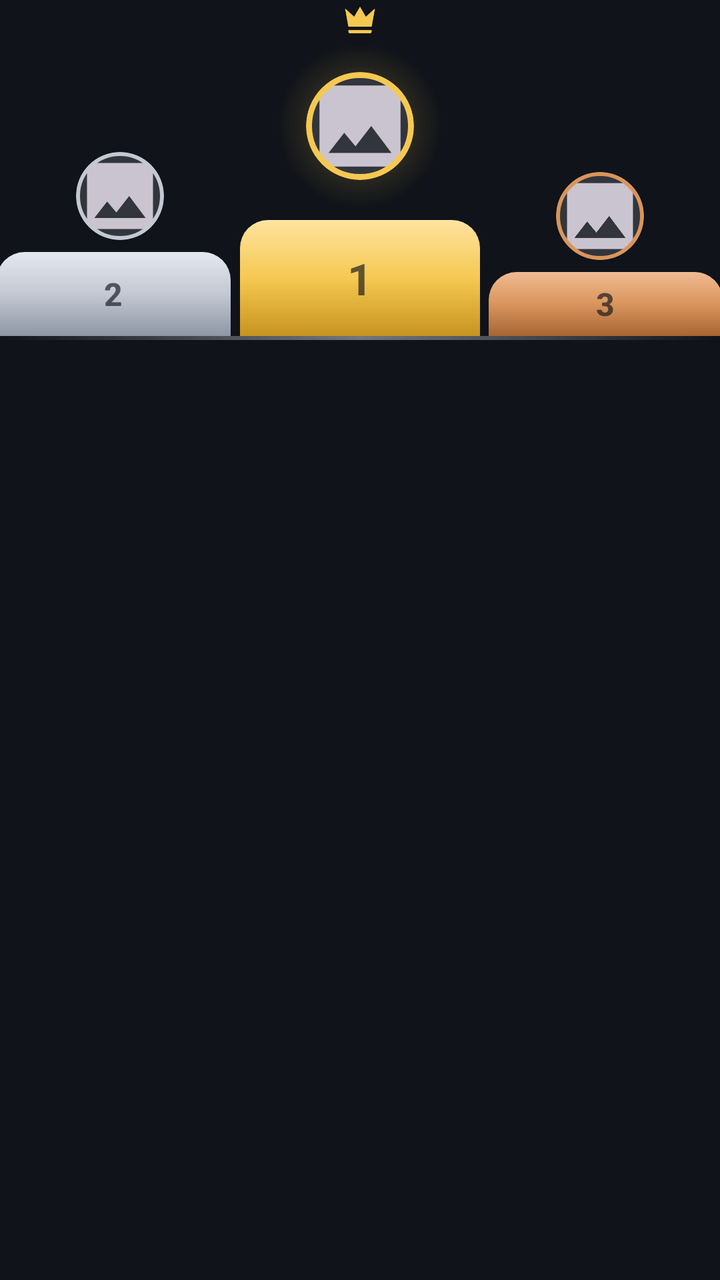
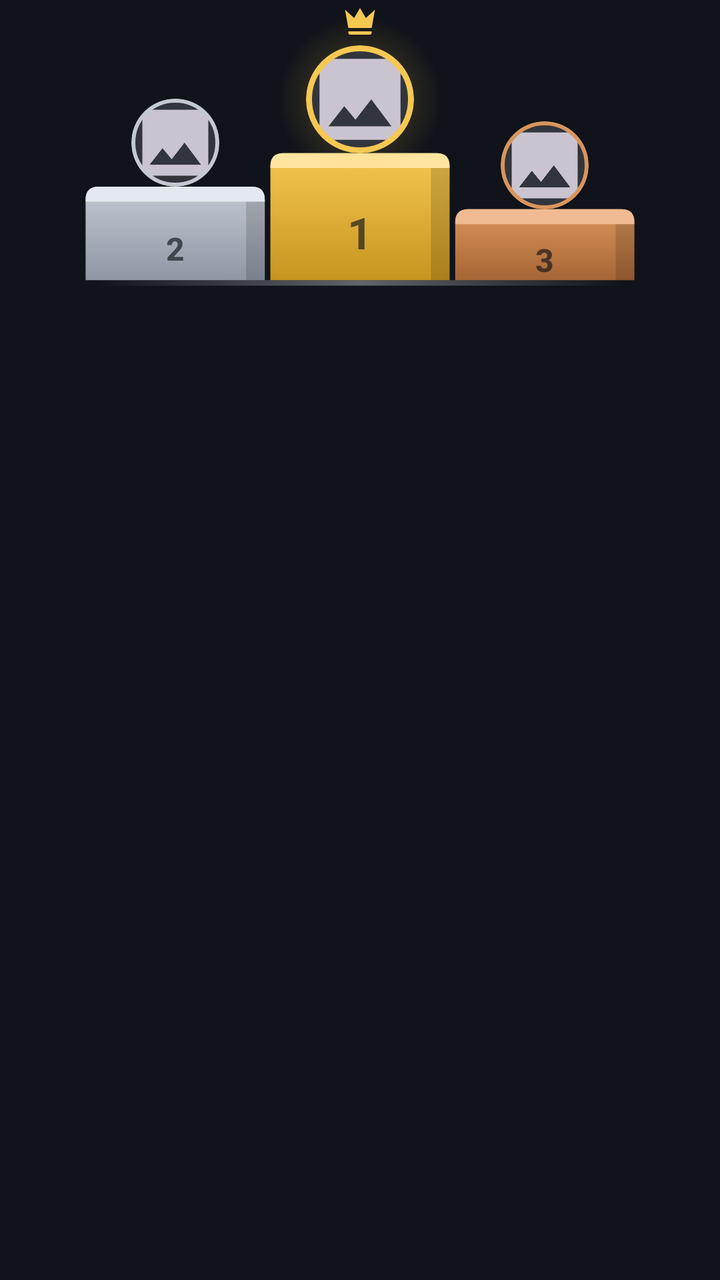

Two renders of the same Android screen: before a commit and after it. Below are the layout's source before the change and the commit's diff.
<!-- AndroidManifest.xml: application theme Theme.MobileSE -->
<!-- res/layout/view_podium.xml -->
<?xml version="1.0" encoding="utf-8"?>
<LinearLayout xmlns:android="http://schemas.android.com/apk/res/android"
    xmlns:app="http://schemas.android.com/apk/res-auto"
    android:layout_width="match_parent"
    android:layout_height="wrap_content"
    android:orientation="vertical">

    <LinearLayout
        android:layout_width="match_parent"
        android:layout_height="wrap_content"
        android:orientation="horizontal"
        android:baselineAligned="false"
        android:gravity="bottom">

        
        <LinearLayout
            android:id="@+id/llPodiumSecond"
            android:layout_width="0dp"
            android:layout_height="wrap_content"
            android:layout_weight="1"
            android:orientation="vertical"
            android:gravity="center_horizontal|bottom">

            <com.google.android.material.card.MaterialCardView
                android:id="@+id/cvPodiumSecond"
                android:layout_width="@dimen/podium_avatar_size"
                android:layout_height="@dimen/podium_avatar_size"
                android:layout_marginBottom="@dimen/podium_avatar_gap"
                app:cardCornerRadius="@dimen/podium_avatar_radius"
                app:cardElevation="0dp"
                app:strokeWidth="2dp"
                app:strokeColor="@color/podium_second"
                app:cardBackgroundColor="?attr/colorSurfaceContainerHighest">

                <ImageView
                    android:id="@+id/ivPodiumSecond"
                    android:layout_width="match_parent"
                    android:layout_height="match_parent"
                    android:scaleType="centerCrop"
                    android:contentDescription="@string/profile_desc"
                    android:src="@drawable/ic_image" />
            </com.google.android.material.card.MaterialCardView>

            <FrameLayout
                android:layout_width="match_parent"
                android:layout_height="@dimen/podium_block_second_height"
                android:layout_marginEnd="3dp"
                android:background="@drawable/bg_podium_block_second">

                <TextView
                    android:layout_width="wrap_content"
                    android:layout_height="wrap_content"
                    android:layout_gravity="center"
                    android:text="@string/podium_rank_2"
                    android:textAppearance="?attr/textAppearanceTitleMedium"
                    android:textStyle="bold"
                    android:textColor="@color/podium_rank_label" />
            </FrameLayout>
        </LinearLayout>

        
        <LinearLayout
            android:id="@+id/llPodiumFirst"
            android:layout_width="0dp"
            android:layout_height="wrap_content"
            android:layout_weight="1"
            android:orientation="vertical"
            android:gravity="center_horizontal|bottom">

            
            <LinearLayout
                android:id="@+id/llPodiumFirstAvatar"
                android:layout_width="wrap_content"
                android:layout_height="wrap_content"
                android:orientation="vertical"
                android:gravity="center_horizontal">

            <ImageView
                android:layout_width="@dimen/podium_crown_size"
                android:layout_height="@dimen/podium_crown_size"
                android:layout_marginBottom="2dp"
                android:contentDescription="@null"
                android:src="@drawable/ic_crown" />

            
            <FrameLayout
                android:layout_width="wrap_content"
                android:layout_height="wrap_content"
                android:layout_marginBottom="@dimen/podium_avatar_gap">

                <View
                    android:layout_width="@dimen/podium_glow_size"
                    android:layout_height="@dimen/podium_glow_size"
                    android:layout_gravity="center"
                    android:background="@drawable/bg_podium_glow" />

                <com.google.android.material.card.MaterialCardView
                    android:layout_width="@dimen/podium_avatar_size_first"
                    android:layout_height="@dimen/podium_avatar_size_first"
                    android:layout_gravity="center"
                    app:cardCornerRadius="@dimen/podium_avatar_radius_first"
                    app:cardElevation="0dp"
                    app:strokeWidth="3dp"
                    app:strokeColor="@color/podium_first"
                    app:cardBackgroundColor="?attr/colorSurfaceContainerHighest">

                    <ImageView
                        android:id="@+id/ivPodiumFirst"
                        android:layout_width="match_parent"
                        android:layout_height="match_parent"
                        android:scaleType="centerCrop"
                        android:contentDescription="@string/profile_desc"
                        android:src="@drawable/ic_image" />
                </com.google.android.material.card.MaterialCardView>
            </FrameLayout>
            </LinearLayout>

            <FrameLayout
                android:layout_width="match_parent"
                android:layout_height="@dimen/podium_block_first_height"
                android:background="@drawable/bg_podium_block_first">

                <TextView
                    android:layout_width="wrap_content"
                    android:layout_height="wrap_content"
                    android:layout_gravity="center"
                    android:text="@string/podium_rank_1"
                    android:textAppearance="?attr/textAppearanceTitleLarge"
                    android:textStyle="bold"
                    android:textColor="@color/podium_rank_label" />
            </FrameLayout>
        </LinearLayout>

        
        <LinearLayout
            android:id="@+id/llPodiumThird"
            android:layout_width="0dp"
            android:layout_height="wrap_content"
            android:layout_weight="1"
            android:orientation="vertical"
            android:gravity="center_horizontal|bottom">

            <com.google.android.material.card.MaterialCardView
                android:id="@+id/cvPodiumThird"
                android:layout_width="@dimen/podium_avatar_size"
                android:layout_height="@dimen/podium_avatar_size"
                android:layout_marginBottom="@dimen/podium_avatar_gap"
                app:cardCornerRadius="@dimen/podium_avatar_radius"
                app:cardElevation="0dp"
                app:strokeWidth="2dp"
                app:strokeColor="@color/podium_third"
                app:cardBackgroundColor="?attr/colorSurfaceContainerHighest">

                <ImageView
                    android:id="@+id/ivPodiumThird"
                    android:layout_width="match_parent"
                    android:layout_height="match_parent"
                    android:scaleType="centerCrop"
                    android:contentDescription="@string/profile_desc"
                    android:src="@drawable/ic_image" />
            </com.google.android.material.card.MaterialCardView>

            <FrameLayout
                android:layout_width="match_parent"
                android:layout_height="@dimen/podium_block_third_height"
                android:layout_marginStart="3dp"
                android:background="@drawable/bg_podium_block_third">

                <TextView
                    android:layout_width="wrap_content"
                    android:layout_height="wrap_content"
                    android:layout_gravity="center"
                    android:text="@string/podium_rank_3"
                    android:textAppearance="?attr/textAppearanceTitleMedium"
                    android:textStyle="bold"
                    android:textColor="@color/podium_rank_label" />
            </FrameLayout>
        </LinearLayout>

    </LinearLayout>

    <View
        android:layout_width="match_parent"
        android:layout_height="2dp"
        android:background="@drawable/bg_podium_floor" />

</LinearLayout>
<!-- resources referenced by this layout -->
<resources>
  <color name="podium_first">#F5C851</color>
  <color name="podium_rank_label">#A6101319</color>
  <color name="podium_second">#C3C8D2</color>
  <color name="podium_third">#D9955C</color>
  <dimen name="podium_avatar_gap">6dp</dimen>
  <dimen name="podium_avatar_radius">22dp</dimen>
  <dimen name="podium_avatar_size">44dp</dimen>
  <dimen name="podium_avatar_size_first">54dp</dimen>
  <dimen name="podium_block_first_height">58dp</dimen>
  <dimen name="podium_block_second_height">42dp</dimen>
  <dimen name="podium_block_third_height">32dp</dimen>
  <dimen name="podium_crown_size">20dp</dimen>
  <dimen name="podium_glow_size">82dp</dimen>
  <!-- drawable bg_podium_block_first (drawable) -->
  <?xml version="1.0" encoding="utf-8"?>
  <shape xmlns:android="http://schemas.android.com/apk/res/android"
      android:shape="rectangle">
      <gradient
          android:angle="270"
          android:startColor="@color/podium_first_light"
          android:centerColor="@color/podium_first"
          android:endColor="@color/podium_first_deep" />
      <corners
          android:topLeftRadius="14dp"
          android:topRightRadius="14dp" />
  </shape>
  <!-- drawable bg_podium_block_second (drawable) -->
  <?xml version="1.0" encoding="utf-8"?>
  <shape xmlns:android="http://schemas.android.com/apk/res/android"
      android:shape="rectangle">
      <gradient
          android:angle="270"
          android:startColor="@color/podium_second_light"
          android:centerColor="@color/podium_second"
          android:endColor="@color/podium_second_deep" />
      <corners
          android:topLeftRadius="14dp"
          android:topRightRadius="14dp" />
  </shape>
  <!-- drawable bg_podium_block_third (drawable) -->
  <?xml version="1.0" encoding="utf-8"?>
  <shape xmlns:android="http://schemas.android.com/apk/res/android"
      android:shape="rectangle">
      <gradient
          android:angle="270"
          android:startColor="@color/podium_third_light"
          android:centerColor="@color/podium_third"
          android:endColor="@color/podium_third_deep" />
      <corners
          android:topLeftRadius="14dp"
          android:topRightRadius="14dp" />
  </shape>
  <!-- drawable bg_podium_floor (drawable) -->
  <?xml version="1.0" encoding="utf-8"?>
  <shape xmlns:android="http://schemas.android.com/apk/res/android"
      android:shape="rectangle">
      <gradient
          android:angle="0"
          android:startColor="#00C6C6D0"
          android:centerColor="#8CC6C6D0"
          android:endColor="#00C6C6D0" />
  </shape>
  <string name="podium_rank_1">1</string>
  <string name="podium_rank_2">2</string>
  <string name="podium_rank_3">3</string>
  <string name="profile_desc">Profile</string>
  <color name="podium_first_light">#FFE4A0</color>
  <color name="podium_first_deep">#C79420</color>
  <color name="podium_second_light">#E4E8EF</color>
  <color name="podium_second_deep">#8F97A5</color>
  <color name="podium_third_light">#F0BA92</color>
  <color name="podium_third_deep">#A66535</color>
  <color name="md_primary">#AEB6FF</color>
  <color name="md_on_primary">#1B1B5C</color>
  <color name="md_primary_container">#3A3F9E</color>
  <color name="md_secondary">#6FE7B7</color>
  <color name="md_on_secondary">#00382A</color>
  <color name="md_tertiary">#FFB77C</color>
  <color name="md_on_tertiary">#4A2800</color>
  <color name="md_tertiary_container">#6A3B00</color>
  <color name="md_error">#FFB4AB</color>
  <color name="md_on_error">#690005</color>
  <color name="md_error_container">#93000A</color>
  <color name="md_on_error_container">#FFDAD6</color>
  <color name="md_surface">#101319</color>
  <color name="md_on_surface">#E3E2E9</color>
  <color name="md_surface_variant">#45464F</color>
  <color name="md_on_surface_variant">#C6C6D0</color>
  <color name="md_surface_container">#1C1F26</color>
  <color name="md_outline">#90909A</color>
  <color name="md_outline_variant">#45464F</color>
  <color name="md_inverse_surface">#E3E2E9</color>
  <color name="md_inverse_on_surface">#2E3036</color>
  <!-- unchanged entries left out for length: 27 -->
</resources>

<!-- the commit's change to res/layout/view_podium.xml (unified diff, before → after) -->
@@ -1,79 +1,85 @@
 <?xml version="1.0" encoding="utf-8"?>
-<LinearLayout xmlns:android="http://schemas.android.com/apk/res/android"
+<FrameLayout xmlns:android="http://schemas.android.com/apk/res/android"
     xmlns:app="http://schemas.android.com/apk/res-auto"
     android:layout_width="match_parent"
-    android:layout_height="wrap_content"
-    android:orientation="vertical">
-
-    <LinearLayout
-        android:layout_width="match_parent"
-        android:layout_height="wrap_content"
-        android:orientation="horizontal"
-        android:baselineAligned="false"
-        android:gravity="bottom">
+    android:layout_height="wrap_content">
+
+    <androidx.constraintlayout.widget.ConstraintLayout
+        android:id="@+id/clPodium"
+        android:clipChildren="false"
+        android:layout_width="@dimen/podium_width"
+        android:layout_height="@dimen/podium_height"
+        android:layout_gravity="center_horizontal">
+
+        <ImageView
+            android:layout_width="0dp"
+            android:layout_height="0dp"
+            android:contentDescription="@null"
+            android:scaleType="fitXY"
+            android:src="@drawable/podium_blocks"
+            app:layout_constraintTop_toTopOf="parent"
+            app:layout_constraintBottom_toBottomOf="parent"
+            app:layout_constraintStart_toStartOf="parent"
+            app:layout_constraintEnd_toEndOf="parent" />
+
+        
+
+        <androidx.constraintlayout.widget.Guideline
+            android:id="@+id/gSecondX"
+            android:layout_width="wrap_content"
+            android:layout_height="wrap_content"
+            android:orientation="vertical"
+            app:layout_constraintGuide_percent="0.17" />
+
+        <androidx.constraintlayout.widget.Guideline
+            android:id="@+id/gFirstX"
+            android:layout_width="wrap_content"
+            android:layout_height="wrap_content"
+            android:orientation="vertical"
+            app:layout_constraintGuide_percent="0.5" />
+
+        <androidx.constraintlayout.widget.Guideline
+            android:id="@+id/gThirdX"
+            android:layout_width="wrap_content"
+            android:layout_height="wrap_content"
+            android:orientation="vertical"
+            app:layout_constraintGuide_percent="0.83" />
+
+        
+        <androidx.constraintlayout.widget.Guideline
+            android:id="@+id/gFirstTop"
+            android:layout_width="wrap_content"
+            android:layout_height="wrap_content"
+            android:orientation="horizontal"
+            app:layout_constraintGuide_percent="0.494" />
+
+        <androidx.constraintlayout.widget.Guideline
+            android:id="@+id/gSecondTop"
+            android:layout_width="wrap_content"
+            android:layout_height="wrap_content"
+            android:orientation="horizontal"
+            app:layout_constraintGuide_percent="0.602" />
+
+        <androidx.constraintlayout.widget.Guideline
+            android:id="@+id/gThirdTop"
+            android:layout_width="wrap_content"
+            android:layout_height="wrap_content"
+            android:orientation="horizontal"
+            app:layout_constraintGuide_percent="0.675" />
+
+        
 
         
         <LinearLayout
-            android:id="@+id/llPodiumSecond"
-            android:layout_width="0dp"
-            android:layout_height="wrap_content"
-            android:layout_weight="1"
-            android:orientation="vertical"
-            android:gravity="center_horizontal|bottom">
-
-            <com.google.android.material.card.MaterialCardView
-                android:id="@+id/cvPodiumSecond"
-                android:layout_width="@dimen/podium_avatar_size"
-                android:layout_height="@dimen/podium_avatar_size"
-                android:layout_marginBottom="@dimen/podium_avatar_gap"
-                app:cardCornerRadius="@dimen/podium_avatar_radius"
-                app:cardElevation="0dp"
-                app:strokeWidth="2dp"
-                app:strokeColor="@color/podium_second"
-                app:cardBackgroundColor="?attr/colorSurfaceContainerHighest">
-
-                <ImageView
-                    android:id="@+id/ivPodiumSecond"
-                    android:layout_width="match_parent"
-                    android:layout_height="match_parent"
-                    android:scaleType="centerCrop"
-                    android:contentDescription="@string/profile_desc"
-                    android:src="@drawable/ic_image" />
-            </com.google.android.material.card.MaterialCardView>
-
-            <FrameLayout
-                android:layout_width="match_parent"
-                android:layout_height="@dimen/podium_block_second_height"
-                android:layout_marginEnd="3dp"
-                android:background="@drawable/bg_podium_block_second">
-
-                <TextView
-                    android:layout_width="wrap_content"
-                    android:layout_height="wrap_content"
-                    android:layout_gravity="center"
-                    android:text="@string/podium_rank_2"
-                    android:textAppearance="?attr/textAppearanceTitleMedium"
-                    android:textStyle="bold"
-                    android:textColor="@color/podium_rank_label" />
-            </FrameLayout>
-        </LinearLayout>
-
-        
-        <LinearLayout
-            android:id="@+id/llPodiumFirst"
-            android:layout_width="0dp"
-            android:layout_height="wrap_content"
-            android:layout_weight="1"
-            android:orientation="vertical"
-            android:gravity="center_horizontal|bottom">
-
-            
-            <LinearLayout
-                android:id="@+id/llPodiumFirstAvatar"
-                android:layout_width="wrap_content"
-                android:layout_height="wrap_content"
-                android:orientation="vertical"
-                android:gravity="center_horizontal">
+            android:id="@+id/llPodiumFirstAvatar"
+            android:clipChildren="false"
+            android:layout_width="wrap_content"
+            android:layout_height="wrap_content"
+            android:gravity="center_horizontal"
+            android:orientation="vertical"
+            app:layout_constraintStart_toStartOf="@id/gFirstX"
+            app:layout_constraintEnd_toEndOf="@id/gFirstX"
+            app:layout_constraintBottom_toTopOf="@id/gFirstTop">
 
             <ImageView
                 android:layout_width="@dimen/podium_crown_size"
@@ -84,9 +90,9 @@
 
             
             <FrameLayout
-                android:layout_width="wrap_content"
-                android:layout_height="wrap_content"
-                android:layout_marginBottom="@dimen/podium_avatar_gap">
+                android:layout_width="@dimen/podium_avatar_size_first"
+                android:layout_height="@dimen/podium_avatar_size_first"
+                android:clipChildren="false">
 
                 <View
                     android:layout_width="@dimen/podium_glow_size"
@@ -98,90 +104,107 @@
                     android:layout_width="@dimen/podium_avatar_size_first"
                     android:layout_height="@dimen/podium_avatar_size_first"
                     android:layout_gravity="center"
+                    app:cardBackgroundColor="?attr/colorSurfaceContainerHighest"
                     app:cardCornerRadius="@dimen/podium_avatar_radius_first"
                     app:cardElevation="0dp"
-                    app:strokeWidth="3dp"
                     app:strokeColor="@color/podium_first"
-                    app:cardBackgroundColor="?attr/colorSurfaceContainerHighest">
+                    app:strokeWidth="3dp">
 
                     <ImageView
                         android:id="@+id/ivPodiumFirst"
                         android:layout_width="match_parent"
                         android:layout_height="match_parent"
+                        android:contentDescription="@string/profile_desc"
                         android:scaleType="centerCrop"
-                        android:contentDescription="@string/profile_desc"
                         android:src="@drawable/ic_image" />
                 </com.google.android.material.card.MaterialCardView>
             </FrameLayout>
-            </LinearLayout>
-
-            <FrameLayout
+        </LinearLayout>
+
+        
+
+        <com.google.android.material.card.MaterialCardView
+            android:id="@+id/cvPodiumSecond"
+            android:layout_width="@dimen/podium_avatar_size"
+            android:layout_height="@dimen/podium_avatar_size"
+            app:cardBackgroundColor="?attr/colorSurfaceContainerHighest"
+            app:cardCornerRadius="@dimen/podium_avatar_radius"
+            app:cardElevation="0dp"
+            app:strokeColor="@color/podium_second"
+            app:strokeWidth="2dp"
+            app:layout_constraintStart_toStartOf="@id/gSecondX"
+            app:layout_constraintEnd_toEndOf="@id/gSecondX"
+            app:layout_constraintBottom_toTopOf="@id/gSecondTop">
+
+            <ImageView
+                android:id="@+id/ivPodiumSecond"
                 android:layout_width="match_parent"
-                android:layout_height="@dimen/podium_block_first_height"
-                android:background="@drawable/bg_podium_block_first">
-
-                <TextView
-                    android:layout_width="wrap_content"
-                    android:layout_height="wrap_content"
-                    android:layout_gravity="center"
-                    android:text="@string/podium_rank_1"
-                    android:textAppearance="?attr/textAppearanceTitleLarge"
-                    android:textStyle="bold"
-                    android:textColor="@color/podium_rank_label" />
-            </FrameLayout>
-        </LinearLayout>
-
-        
-        <LinearLayout
-            android:id="@+id/llPodiumThird"
-            android:layout_width="0dp"
-            android:layout_height="wrap_content"
-            android:layout_weight="1"
-            android:orientation="vertical"
-            android:gravity="center_horizontal|bottom">
-
-            <com.google.android.material.card.MaterialCardView
-                android:id="@+id/cvPodiumThird"
-                android:layout_width="@dimen/podium_avatar_size"
-                android:layout_height="@dimen/podium_avatar_size"
-                android:layout_marginBottom="@dimen/podium_avatar_gap"
-                app:cardCornerRadius="@dimen/podium_avatar_radius"
-                app:cardElevation="0dp"
-                app:strokeWidth="2dp"
-                app:strokeColor="@color/podium_third"
-                app:cardBackgroundColor="?attr/colorSurfaceContainerHighest">
-
-                <ImageView
-                    android:id="@+id/ivPodiumThird"
-                    android:layout_width="match_parent"
-                    android:layout_height="match_parent"
-                    android:scaleType="centerCrop"
-                    android:contentDescription="@string/profile_desc"
-                    android:src="@drawable/ic_image" />
-            </com.google.android.material.card.MaterialCardView>
-
-            <FrameLayout
+                android:layout_height="match_parent"
+                android:contentDescription="@string/profile_desc"
+                android:scaleType="centerCrop"
+                android:src="@drawable/ic_image" />
+        </com.google.android.material.card.MaterialCardView>
+
+        
+
+        <com.google.android.material.card.MaterialCardView
+            android:id="@+id/cvPodiumThird"
+            android:layout_width="@dimen/podium_avatar_size"
+            android:layout_height="@dimen/podium_avatar_size"
+            app:cardBackgroundColor="?attr/colorSurfaceContainerHighest"
+            app:cardCornerRadius="@dimen/podium_avatar_radius"
+            app:cardElevation="0dp"
+            app:strokeColor="@color/podium_third"
+            app:strokeWidth="2dp"
+            app:layout_constraintStart_toStartOf="@id/gThirdX"
+            app:layout_constraintEnd_toEndOf="@id/gThirdX"
+            app:layout_constraintBottom_toTopOf="@id/gThirdTop">
+
+            <ImageView
+                android:id="@+id/ivPodiumThird"
                 android:layout_width="match_parent"
-                android:layout_height="@dimen/podium_block_third_height"
-                android:layout_marginStart="3dp"
-                android:background="@drawable/bg_podium_block_third">
-
-                <TextView
-                    android:layout_width="wrap_content"
-                    android:layout_height="wrap_content"
-                    android:layout_gravity="center"
-                    android:text="@string/podium_rank_3"
-                    android:textAppearance="?attr/textAppearanceTitleMedium"
-                    android:textStyle="bold"
-                    android:textColor="@color/podium_rank_label" />
-            </FrameLayout>
-        </LinearLayout>
-
-    </LinearLayout>
-
-    <View
-        android:layout_width="match_parent"
-        android:layout_height="2dp"
-        android:background="@drawable/bg_podium_floor" />
-
-</LinearLayout>
+                android:layout_height="match_parent"
+                android:contentDescription="@string/profile_desc"
+                android:scaleType="centerCrop"
+                android:src="@drawable/ic_image" />
+        </com.google.android.material.card.MaterialCardView>
+        
+
+        <TextView
+            android:layout_width="wrap_content"
+            android:layout_height="wrap_content"
+            android:text="@string/podium_rank_1"
+            android:textAppearance="?attr/textAppearanceTitleLarge"
+            android:textColor="@color/podium_rank_label"
+            android:textStyle="bold"
+            app:layout_constraintStart_toStartOf="@id/gFirstX"
+            app:layout_constraintEnd_toEndOf="@id/gFirstX"
+            app:layout_constraintTop_toTopOf="@id/gFirstTop"
+            app:layout_constraintBottom_toBottomOf="parent" />
+
+        <TextView
+            android:layout_width="wrap_content"
+            android:layout_height="wrap_content"
+            android:text="@string/podium_rank_2"
+            android:textAppearance="?attr/textAppearanceTitleMedium"
+            android:textColor="@color/podium_rank_label"
+            android:textStyle="bold"
+            app:layout_constraintStart_toStartOf="@id/gSecondX"
+            app:layout_constraintEnd_toEndOf="@id/gSecondX"
+            app:layout_constraintTop_toTopOf="@id/gSecondTop"
+            app:layout_constraintBottom_toBottomOf="parent" />
+
+        <TextView
+            android:layout_width="wrap_content"
+            android:layout_height="wrap_content"
+            android:text="@string/podium_rank_3"
+            android:textAppearance="?attr/textAppearanceTitleMedium"
+            android:textColor="@color/podium_rank_label"
+            android:textStyle="bold"
+            app:layout_constraintStart_toStartOf="@id/gThirdX"
+            app:layout_constraintEnd_toEndOf="@id/gThirdX"
+            app:layout_constraintTop_toTopOf="@id/gThirdTop"
+            app:layout_constraintBottom_toBottomOf="parent" />
+
+    </androidx.constraintlayout.widget.ConstraintLayout>
+</FrameLayout>
<!-- resource entries referenced after the edit -->
@@ -4,74 +4,18 @@
   <color name="podium_rank_label">#A6101319</color>
   <color name="podium_second">#C3C8D2</color>
   <color name="podium_third">#D9955C</color>
-  <dimen name="podium_avatar_gap">6dp</dimen>
   <dimen name="podium_avatar_radius">22dp</dimen>
   <dimen name="podium_avatar_size">44dp</dimen>
   <dimen name="podium_avatar_size_first">54dp</dimen>
-  <dimen name="podium_block_first_height">58dp</dimen>
-  <dimen name="podium_block_second_height">42dp</dimen>
-  <dimen name="podium_block_third_height">32dp</dimen>
   <dimen name="podium_crown_size">20dp</dimen>
   <dimen name="podium_glow_size">82dp</dimen>
-  <!-- drawable bg_podium_block_first (drawable) -->
-  <?xml version="1.0" encoding="utf-8"?>
-  <shape xmlns:android="http://schemas.android.com/apk/res/android"
-      android:shape="rectangle">
-      <gradient
-          android:angle="270"
-          android:startColor="@color/podium_first_light"
-          android:centerColor="@color/podium_first"
-          android:endColor="@color/podium_first_deep" />
-      <corners
-          android:topLeftRadius="14dp"
-          android:topRightRadius="14dp" />
-  </shape>
-  <!-- drawable bg_podium_block_second (drawable) -->
-  <?xml version="1.0" encoding="utf-8"?>
-  <shape xmlns:android="http://schemas.android.com/apk/res/android"
-      android:shape="rectangle">
-      <gradient
-          android:angle="270"
-          android:startColor="@color/podium_second_light"
-          android:centerColor="@color/podium_second"
-          android:endColor="@color/podium_second_deep" />
-      <corners
-          android:topLeftRadius="14dp"
-          android:topRightRadius="14dp" />
-  </shape>
-  <!-- drawable bg_podium_block_third (drawable) -->
-  <?xml version="1.0" encoding="utf-8"?>
-  <shape xmlns:android="http://schemas.android.com/apk/res/android"
-      android:shape="rectangle">
-      <gradient
-          android:angle="270"
-          android:startColor="@color/podium_third_light"
-          android:centerColor="@color/podium_third"
-          android:endColor="@color/podium_third_deep" />
-      <corners
-          android:topLeftRadius="14dp"
-          android:topRightRadius="14dp" />
-  </shape>
-  <!-- drawable bg_podium_floor (drawable) -->
-  <?xml version="1.0" encoding="utf-8"?>
-  <shape xmlns:android="http://schemas.android.com/apk/res/android"
-      android:shape="rectangle">
-      <gradient
-          android:angle="0"
-          android:startColor="#00C6C6D0"
-          android:centerColor="#8CC6C6D0"
-          android:endColor="#00C6C6D0" />
-  </shape>
+  <dimen name="podium_height">155dp</dimen>
+  <dimen name="podium_width">280dp</dimen>
+  <!-- drawable podium_blocks: vector/xml drawable (drawable, 3147 chars, omitted) -->
   <string name="podium_rank_1">1</string>
   <string name="podium_rank_2">2</string>
   <string name="podium_rank_3">3</string>
   <string name="profile_desc">Profile</string>
-  <color name="podium_first_light">#FFE4A0</color>
-  <color name="podium_first_deep">#C79420</color>
-  <color name="podium_second_light">#E4E8EF</color>
-  <color name="podium_second_deep">#8F97A5</color>
-  <color name="podium_third_light">#F0BA92</color>
-  <color name="podium_third_deep">#A66535</color>
   <color name="md_primary">#AEB6FF</color>
   <color name="md_on_primary">#1B1B5C</color>
   <color name="md_primary_container">#3A3F9E</color>
